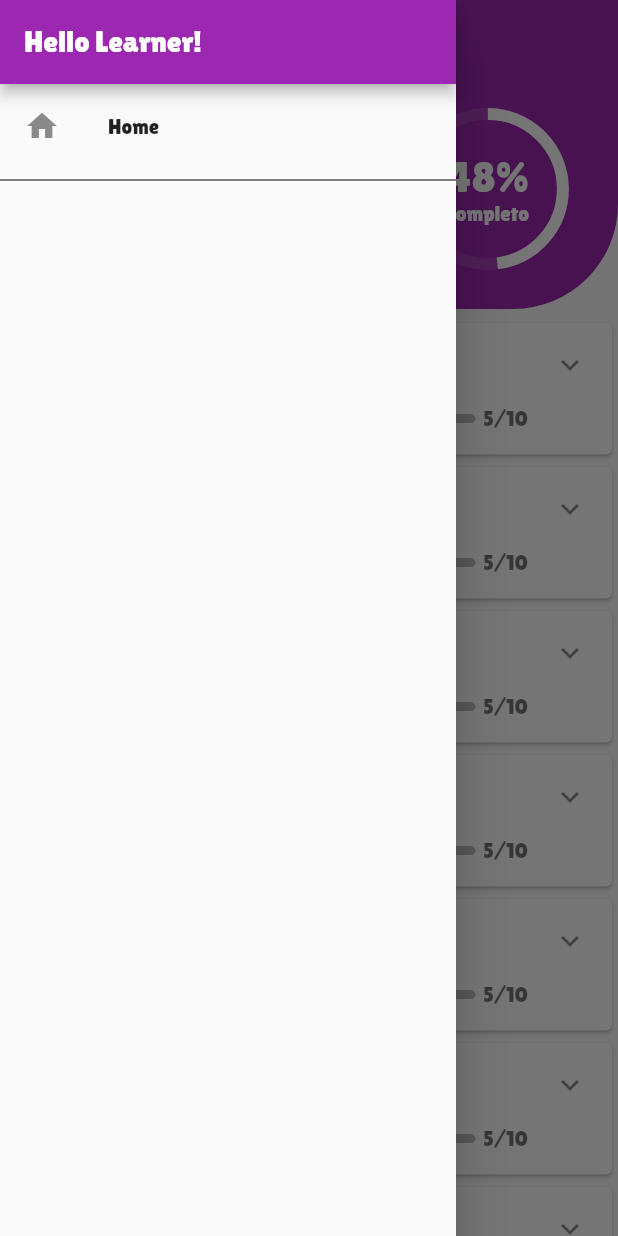
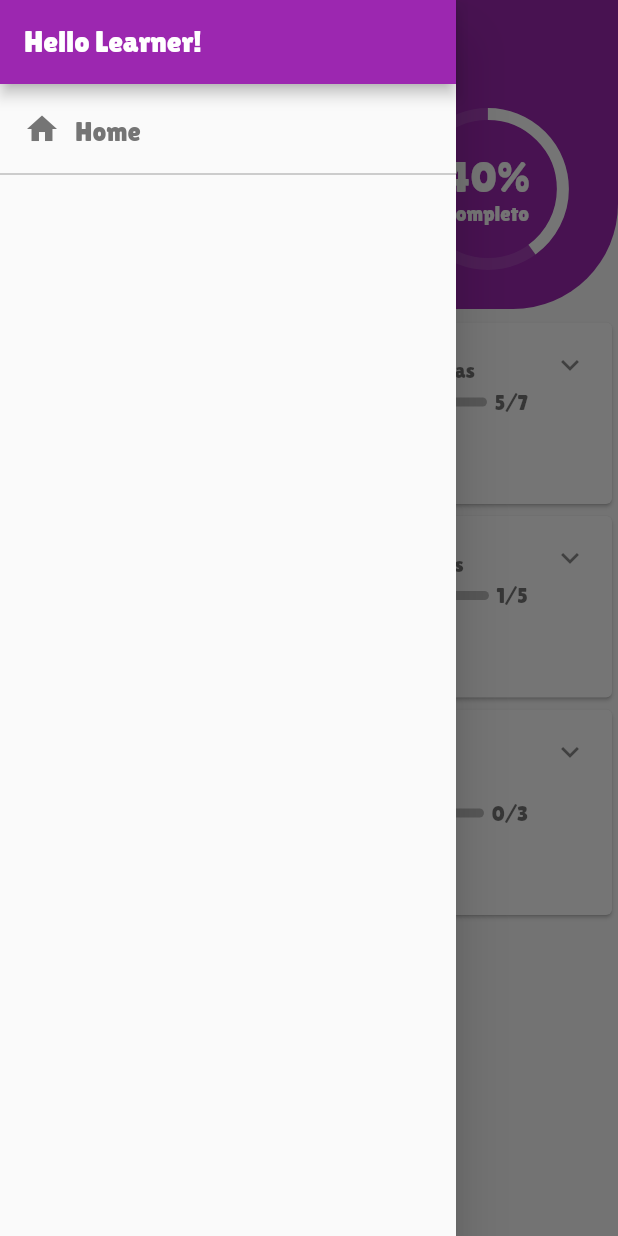
Before and after one commit to igorvidottof/izi_english_now, a Flutter app: the screen it shows after launch, with the side drawer open, on a phone screen of 412 x 824 dp. Run offline on Flutter 3.47's test engine with Material 2 defaults, Android fonts, the phone set to English and light mode, and no system bars; our stand-ins replace flutter_mobx, get_it, mobx, sqflite; accounts and stored records are empty; generated files the repository leaves out were written again.

Commit message:
Added reactiveness and change title LessonCategory to Deck

```diff
--- a/lib/data/lesson_categories.dart
+++ b/lib/data/decks_data.dart
@@ -1,23 +1,29 @@
 import 'package:izi_english_now/data/questions.dart';
-import 'package:izi_english_now/models/lesson_category_mobx.dart';
+import 'package:izi_english_now/models/deck.dart';
 
-final List<LessonCategoryMobx> lessonCategories = [
-  LessonCategoryMobx(
+final List<Deck> decks = [
+  Deck(
+    id: 0,
     title: 'Saudações',
     description: 'Aprenda como cumprimentar as pessoas',
     totalLessons: Questions.greetings.length,
+    lessonsCompleted: 5,
     questions: Questions.greetings,
   ),
-  LessonCategoryMobx(
+  Deck(
+    id: 1,
     title: 'Animais',
     description: 'Descubra o nome dos animais em inglês',
     totalLessons: Questions.animals.length,
+    lessonsCompleted: 1,
     questions: Questions.animals,
   ),
-  LessonCategoryMobx(
+  Deck(
+    id: 2,
     title: 'Cozinha',
     description: 'Veja como são chamados os utensílios utilizados na cozinha',
     totalLessons: Questions.kitchen.length,
+    lessonsCompleted: 0,
     questions: Questions.kitchen,
   ),
 ];
--- a/lib/main.dart
+++ b/lib/main.dart
@@ -1,9 +1,11 @@
 import 'package:flutter/material.dart';
 import 'package:get_it/get_it.dart';
-import 'package:izi_english_now/screens/lesson_categories_screen.dart';
+import 'package:izi_english_now/models/decks_mobx.dart';
+import 'package:izi_english_now/screens/decks_screen.dart';
 
 void main() {
   GetIt getIt = GetIt.I;
+  getIt.registerSingleton<DecksMobx>(DecksMobx());
   runApp(MyApp());
 }
 
@@ -19,9 +21,9 @@ class MyApp extends StatelessWidget {
         chipTheme:
             ChipTheme.of(context).copyWith(backgroundColor: Colors.white),
       ),
-      home: LessonCategoriesScreen(),
+      home: DecksScreen(),
       routes: {
-        LessonCategoriesScreen.routeName: (ctx) => LessonCategoriesScreen(),
+        DecksScreen.routeName: (ctx) => DecksScreen(),
       },
     );
   }
--- a/lib/screens/lesson_categories_screen.dart
+++ b/lib/screens/decks_screen.dart
@@ -1,11 +1,18 @@
 import 'package:flutter/material.dart';
+import 'package:flutter_mobx/flutter_mobx.dart';
+import 'package:get_it/get_it.dart';
+import 'package:izi_english_now/models/deck.dart';
+import 'package:izi_english_now/models/decks_mobx.dart';
 import 'package:izi_english_now/widgets/app_drawer.dart';
 
-class LessonCategoriesScreen extends StatelessWidget {
-  static const routeName = '/lesson-categories';
+class DecksScreen extends StatelessWidget {
+  static const routeName = '/decks';
 
   @override
   Widget build(BuildContext context) {
+    final primaryColor = Theme.of(context).primaryColor;
+    final decksMobx = GetIt.I.get<DecksMobx>();
+
     return Scaffold(
       appBar: AppBar(
         title: Text('Curso'),
@@ -20,7 +27,7 @@ class LessonCategoriesScreen extends StatelessWidget {
               Container(
                 padding: EdgeInsets.only(bottom: 10),
                 decoration: BoxDecoration(
-                  color: Theme.of(context).primaryColor,
+                  color: primaryColor,
                   borderRadius: BorderRadius.only(
                     bottomRight: Radius.circular(70),
                   ),
@@ -43,12 +50,12 @@ class LessonCategoriesScreen extends StatelessWidget {
                         Chip(
                           avatar: Icon(
                             Icons.face,
-                            color: Theme.of(context).primaryColor,
+                            color: primaryColor,
                           ),
                           label: Text(
                             'Você está no nível 6',
                             style: TextStyle(
-                              color: Theme.of(context).primaryColor,
+                              color: primaryColor,
                               fontWeight: FontWeight.bold,
                             ),
                           ),
@@ -60,12 +67,16 @@ class LessonCategoriesScreen extends StatelessWidget {
                         SizedBox(
                           height: 100,
                           width: 100,
-                          child: CircularProgressIndicator(
+                          child: Observer(
+                            builder: (_) {
+                              return CircularProgressIndicator(
                                 strokeWidth: 8,
-                            value: 0.48,
+                                value: decksMobx.getCourseCompletion(),
                                 backgroundColor: Colors.white12,
                                 valueColor:
                                     AlwaysStoppedAnimation<Color>(Colors.white),
+                              );
+                            },
                           ),
                         ),
                         Container(
@@ -77,14 +88,18 @@ class LessonCategoriesScreen extends StatelessWidget {
                           child: Column(
                             mainAxisAlignment: MainAxisAlignment.center,
                             children: [
-                              Text(
-                                '48%',
+                              Observer(
+                                builder: (_) {
+                                  return Text(
+                                    '${(decksMobx.getCourseCompletion() * 100).toStringAsFixed(0)}%',
                                     style: TextStyle(
                                       fontSize: 28,
                                       color: Colors.white,
                                     ),
+                                  );
+                                },
                               ),
-                              Text(
+                              const Text(
                                 'completo',
                                 style: TextStyle(
                                   color: Colors.white,
@@ -104,9 +119,11 @@ class LessonCategoriesScreen extends StatelessWidget {
               ListView.builder(
                 shrinkWrap: true,
                 physics: NeverScrollableScrollPhysics(),
-                itemCount: 10,
+                itemCount: decksMobx.items.length,
                 itemBuilder: (ctx, i) {
-                  return LessonCategoryItem();
+                  return LessonCategoryItem(
+                    deck: decksMobx.items[i],
+                  );
                 },
               ),
             ],
@@ -119,13 +136,19 @@ class LessonCategoriesScreen extends StatelessWidget {
 
 // LessonCategoriesScreen Widgets
 class LessonCategoryItem extends StatelessWidget {
+  final Deck deck;
+
+  const LessonCategoryItem({Key key, this.deck}) : super(key: key);
+
   @override
   Widget build(BuildContext context) {
+    final deckMobx = GetIt.I.get<DecksMobx>();
+
     return Card(
       child: ListTile(
-        onTap: () => print('Lesson Category Item'),
+        onTap: () => print(deck.title),
         leading: Icon(Icons.book),
-        title: Text('Introdução'),
+        title: Text(deck.title),
         trailing: Icon(Icons.expand_more),
         isThreeLine: true,
         subtitle: Column(
@@ -133,7 +156,7 @@ class LessonCategoryItem extends StatelessWidget {
           children: [
             SizedBox(height: 2),
             Text(
-              'A descrição do módulo vem aqui',
+              deck.description,
               textAlign: TextAlign.start,
             ),
             SizedBox(height: 5),
@@ -146,8 +169,12 @@ class LessonCategoryItem extends StatelessWidget {
                       color: Colors.grey.shade400,
                       borderRadius: BorderRadius.circular(10),
                     ),
-                    child: FractionallySizedBox(
-                      widthFactor: 0.5,
+                    // LESSON CATEGORY PROGRESS
+                    child: Observer(
+                      builder: (_) {
+                        return FractionallySizedBox(
+                          widthFactor:
+                              deck.lessonsCompleted / deck.totalLessons,
                           alignment: Alignment.centerLeft,
                           child: Container(
                             decoration: BoxDecoration(
@@ -155,14 +182,26 @@ class LessonCategoryItem extends StatelessWidget {
                               borderRadius: BorderRadius.circular(10),
                             ),
                           ),
+                        );
+                      },
                     ),
                   ),
                 ),
                 SizedBox(width: 5),
-                Text('5/10'),
+                Observer(
+                  builder: (_) {
+                    return Text(
+                      '${deck.lessonsCompleted}/${deck.totalLessons}',
+                    );
+                  },
+                ),
               ],
             ),
             SizedBox(height: 8),
+            FlatButton(
+              onPressed: () => deckMobx.completeLesson(deck.id),
+              child: Text('test'),
+            ),
           ],
         ),
       ),
--- a/lib/widgets/app_drawer.dart
+++ b/lib/widgets/app_drawer.dart
@@ -1,5 +1,5 @@
 import 'package:flutter/material.dart';
-import 'package:izi_english_now/screens/lesson_categories_screen.dart';
+import 'package:izi_english_now/screens/decks_screen.dart';
 
 class AppDrawer extends StatelessWidget {
   @override
@@ -12,16 +12,58 @@ class AppDrawer extends StatelessWidget {
             title: Text('Hello Learner!'),
             automaticallyImplyLeading: false,
           ),
-          ListTile(
-            leading: Icon(Icons.home),
-            title: Text('Home'),
-            onTap: () => Navigator.of(context).pushReplacementNamed(
-              LessonCategoriesScreen.routeName,
-            ),
+          AppDrawerItem(
+            title: 'Home',
+            icon: Icons.home,
+            routeName: DecksScreen.routeName,
           ),
-          Divider(color: Colors.black),
         ],
       ),
     );
   }
 }
+
+class AppDrawerItem extends StatelessWidget {
+  final String title;
+  final IconData icon;
+  final String routeName;
+
+  const AppDrawerItem({
+    Key key,
+    this.title,
+    this.icon,
+    this.routeName,
+  }) : super(key: key);
+
+  @override
+  Widget build(BuildContext context) {
+    final itemColor = Colors.grey.shade600;
+    return Column(
+      children: [
+        InkWell(
+          onTap: () => Navigator.of(context).pushReplacementNamed(
+            routeName,
+          ),
+          child: Padding(
+            padding: EdgeInsets.symmetric(vertical: 18, horizontal: 16),
+            child: Row(
+              crossAxisAlignment: CrossAxisAlignment.end,
+              children: [
+                Icon(icon, color: itemColor),
+                SizedBox(width: 10),
+                Text(
+                  title,
+                  style: TextStyle(
+                    fontSize: 18,
+                    color: itemColor,
+                  ),
+                ),
+              ],
+            ),
+          ),
+        ),
+        Divider(height: 0, color: Colors.grey),
+      ],
+    );
+  }
+}
```
Also changed, not shown: lib/database/db_helper.dart (+17 -17 lines), lib/models/deck.dart (renamed from lib/models/lesson_category_mobx.dart, +6 -4 lines), lib/models/decks_mobx.dart (added, +35 -0 lines), lib/models/deck.g.dart (added), lib/models/decks_mobx.g.dart. Lines whose indentation alone changed are shown as unchanged.
